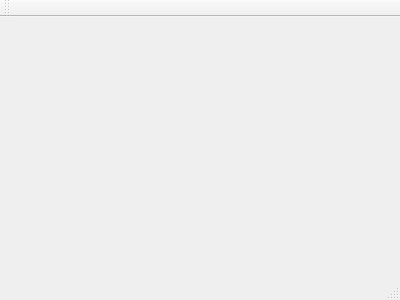
kalalannn/qt-chess, file src/mainwindow.ui: the form before one commit.
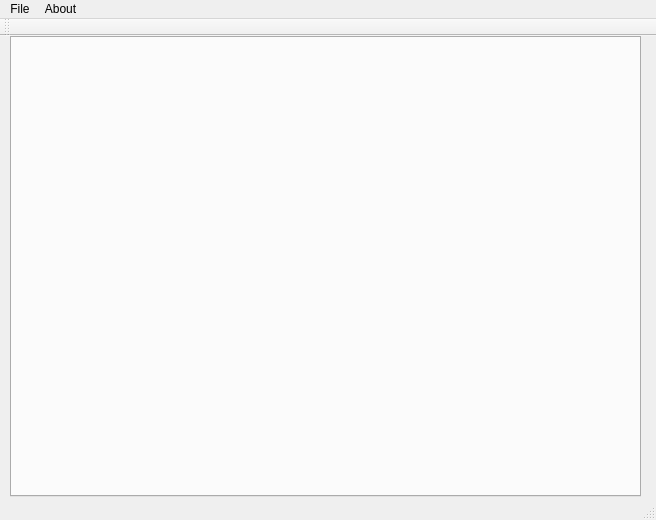
The form after the commit.

```diff
--- a/src/mainwindow.ui
+++ b/src/mainwindow.ui
@@ -1,24 +1,87 @@
 <ui version="4.0">
  <class>MainWindow</class>
- <widget class="QMainWindow" name="MainWindow" >
-  <property name="geometry" >
+ <widget class="QMainWindow" name="MainWindow">
+  <property name="geometry">
    <rect>
     <x>0</x>
     <y>0</y>
-    <width>400</width>
-    <height>300</height>
+    <width>656</width>
+    <height>520</height>
    </rect>
   </property>
   <property name="windowTitle" >
    <string>MainWindow</string>
   </property>
-  <widget class="QMenuBar" name="menuBar" />
-  <widget class="QToolBar" name="mainToolBar" />
-  <widget class="QWidget" name="centralWidget" />
-  <widget class="QStatusBar" name="statusBar" />
+  <widget class="QWidget" name="centralWidget">
+   <widget class="QTabWidget" name="tabWidget">
+    <property name="geometry">
+     <rect>
+      <x>10</x>
+      <y>0</y>
+      <width>631</width>
+      <height>461</height>
+     </rect>
+    </property>
+    <property name="tabsClosable">
+     <bool>true</bool>
+    </property>
+    <property name="movable">
+     <bool>true</bool>
+    </property>
+   </widget>
+  </widget>
+  <widget class="QMenuBar" name="menuBar">
+   <property name="geometry">
+    <rect>
+     <x>0</x>
+     <y>0</y>
+     <width>656</width>
+     <height>22</height>
+    </rect>
+   </property>
+   <widget class="QMenu" name="menuFile">
+    <property name="title">
+     <string>File</string>
+    </property>
+    <addaction name="separator"/>
+    <addaction name="actionNew_Game"/>
+    <addaction name="actionLoad_Game"/>
+    <addaction name="actionSave_Game"/>
+   </widget>
+   <widget class="QMenu" name="menuAbout">
+    <property name="title">
+     <string>About</string>
+    </property>
+   </widget>
+   <addaction name="menuFile"/>
+   <addaction name="menuAbout"/>
+  </widget>
+  <widget class="QToolBar" name="mainToolBar">
+   <attribute name="toolBarArea">
+    <enum>TopToolBarArea</enum>
+   </attribute>
+   <attribute name="toolBarBreak">
+    <bool>false</bool>
+   </attribute>
+  </widget>
+  <widget class="QStatusBar" name="statusBar"/>
+  <action name="actionNew_Game">
+   <property name="text">
+    <string>New Game</string>
+   </property>
+  </action>
+  <action name="actionLoad_Game">
+   <property name="text">
+    <string>Load Game</string>
+   </property>
+  </action>
+  <action name="actionSave_Game">
+   <property name="text">
+    <string>Save Game</string>
+   </property>
+  </action>
  </widget>
- <layoutDefault spacing="6" margin="11" />
- <pixmapfunction></pixmapfunction>
+ <layoutdefault spacing="6" margin="11"/>
  <resources/>
  <connections/>
 </ui>
```
Left out of the diff: 3 changed lines with no effect on the pictures.
